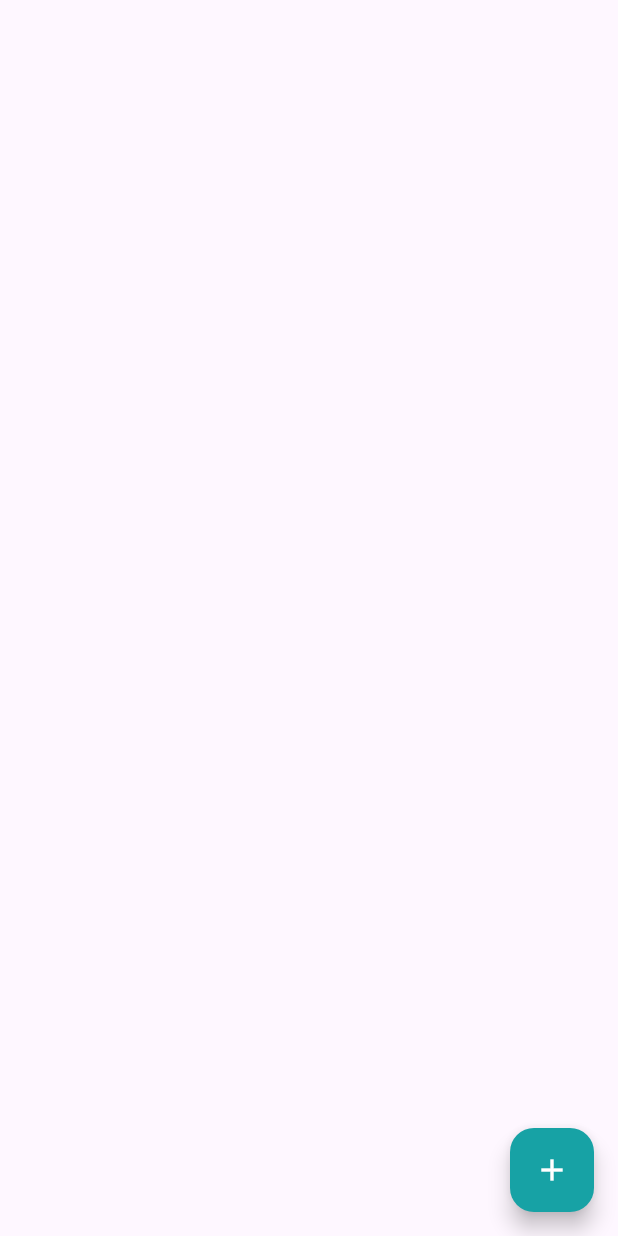
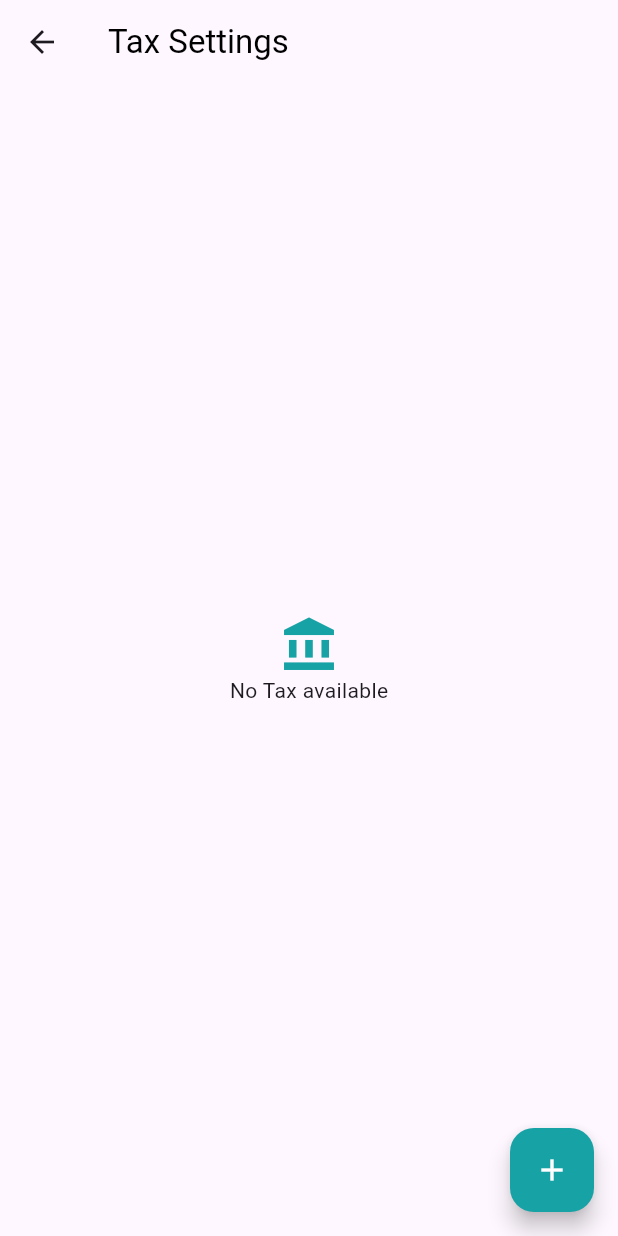
Before and after one commit to fwdAndroid/erp, a Flutter app: the ViewTaxSetting screen opened directly, on a phone screen of 412 x 824 dp. Run offline on Flutter 3.47's test engine with Material 3 defaults, Android fonts, the phone set to English and light mode, and no system bars; our stand-ins replace cloud_firestore, firebase_auth, firebase_core, google_fonts, intl_phone_field; accounts and stored records are empty.

Commit message:
Tax Section DOne

```diff
--- a/lib/screens/setting_pages/view_tax_setting.dart
+++ b/lib/screens/setting_pages/view_tax_setting.dart
@@ -1,5 +1,7 @@
+import 'package:cloud_firestore/cloud_firestore.dart';
 import 'package:erp/screens/setting_pages/add_tax_setting.dart';
 import 'package:erp/uitl/colors.dart';
+import 'package:firebase_auth/firebase_auth.dart';
 import 'package:flutter/material.dart';
 
 class ViewTaxSetting extends StatefulWidget {
@@ -10,9 +12,17 @@ class ViewTaxSetting extends StatefulWidget {
 }
 
 class _ViewTaxSettingState extends State<ViewTaxSetting> {
+  final currentUserId = FirebaseAuth.instance.currentUser!.uid;
+
   @override
   Widget build(BuildContext context) {
     return Scaffold(
+      appBar: AppBar(
+        title: const Text(
+          "Tax Settings",
+          style: TextStyle(fontSize: 22, color: Colors.black),
+        ),
+      ),
       floatingActionButton: FloatingActionButton(
         onPressed: () {
           Navigator.push(
@@ -23,6 +33,60 @@ class _ViewTaxSettingState extends State<ViewTaxSetting> {
         backgroundColor: buttonColor,
         child: Icon(Icons.add, color: colorWhite),
       ),
+      body: StreamBuilder<QuerySnapshot>(
+        stream:
+            FirebaseFirestore.instance
+                .collection('goals')
+                .where("uid", isEqualTo: currentUserId)
+                .snapshots(),
+        builder: (context, snapshot) {
+          if (snapshot.connectionState == ConnectionState.waiting) {
+            return const Center(child: CircularProgressIndicator());
+          }
+          if (!snapshot.hasData || snapshot.data!.docs.isEmpty) {
+            return Center(
+              child: Column(
+                crossAxisAlignment: CrossAxisAlignment.center,
+                mainAxisAlignment: MainAxisAlignment.center,
+                children: [
+                  Icon(Icons.account_balance, size: 40, color: buttonColor),
+                  Text("No Tax available"),
+                ],
+              ),
+            );
+          }
+
+          var posts = snapshot.data!.docs;
+
+          return ListView.builder(
+            itemCount: posts.length,
+            itemBuilder: (context, index) {
+              var post = posts[index].data() as Map<String, dynamic>;
+
+              return Padding(
+                padding: const EdgeInsets.all(8.0),
+                child: Card(
+                  child: ListTile(
+                    title: Text(post['taxName']),
+                    subtitle: Text(
+                      "Tax Percentage: ${post['taxPercentage']} + %",
+                    ),
+                    trailing: IconButton(
+                      icon: Icon(Icons.delete, color: Colors.red),
+                      onPressed: () {
+                        FirebaseFirestore.instance
+                            .collection('goals')
+                            .doc(posts[index].id)
+                            .delete();
+                      },
+                    ),
+                  ),
+                ),
+              );
+            },
+          );
+        },
+      ),
     );
   }
 }
```
